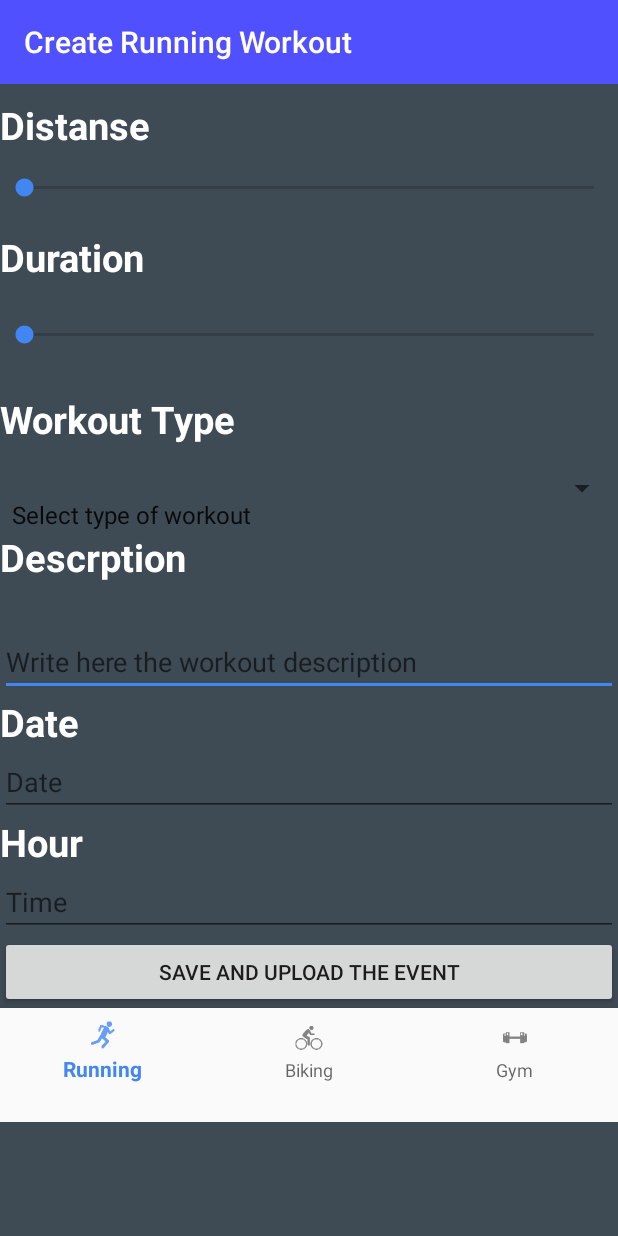
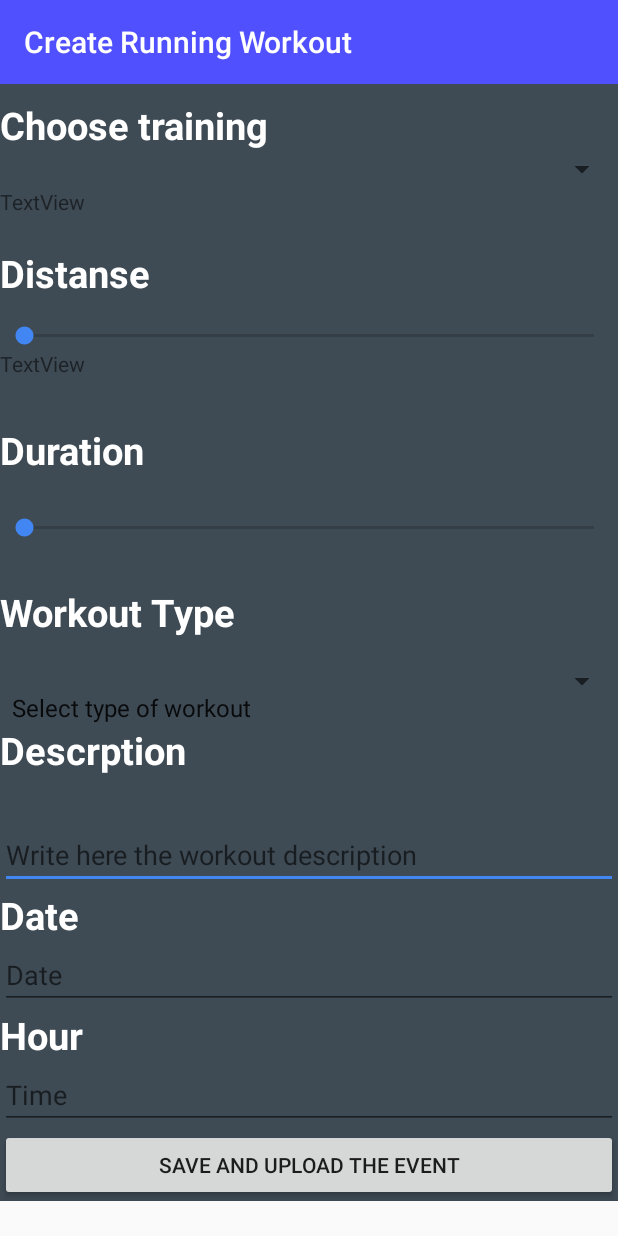
Before and after one commit to segevsig/gymfit_01, an Android app: the Running_activity screen opened directly, with no data from a screen before it, on a phone screen of 412 x 824 dp. Run offline under Robolectric (Android 15) with nearby library versions, the phone set to English and light mode, and no system bars; our stand-ins replace Firebase (no records; nobody signed in at launch, a user with empty details on screens opened directly); libraries missing offline, so code that uses them is left out: com.firebase.client, com.google.api.client, com.google.api.services, pub.devrel.easypermissions; 1 statement that could not run was skipped.

Commit message:
כל מיני דברים

```diff
--- a/app/src/main/java/segev/gimfit/MainActivity.java
+++ b/app/src/main/java/segev/gimfit/MainActivity.java
@@ -108,7 +108,7 @@
                     public void onDataChange(com.google.firebase.database.DataSnapshot dataSnapshot) {
                         if (dataSnapshot.getValue() != null) {
                             Toast.makeText(MainActivity.this, "User is Loged In pass to private page", Toast.LENGTH_LONG).show();
-                            Intent intent = new Intent(MainActivity.this, TrainerPageArea.class);
+                            Intent intent = new Intent(MainActivity.this, athlete_area_playground.class);
                             startActivity(intent);
                         } else {
 
--- a/app/src/main/java/segev/gimfit/Running_activity.java
+++ b/app/src/main/java/segev/gimfit/Running_activity.java
@@ -31,9 +31,12 @@
 import android.widget.MultiAutoCompleteTextView;
 import android.widget.SeekBar;
 import android.widget.Spinner;
+import android.widget.TextView;
 import android.widget.TimePicker;
 import android.widget.Toast;
 
+import com.firebase.client.Firebase;
+import com.firebase.client.FirebaseError;
 import com.google.android.gms.common.ConnectionResult;
 import com.google.android.gms.common.GoogleApiAvailability;
 import com.google.android.gms.common.api.GoogleApiClient;
@@ -52,6 +55,12 @@
 import com.google.api.services.calendar.model.EventDateTime;
 import com.google.api.services.calendar.model.EventReminder;
 import com.google.api.services.calendar.model.Events;
+import com.google.firebase.auth.FirebaseAuth;
+import com.google.firebase.database.DataSnapshot;
+import com.google.firebase.database.DatabaseError;
+import com.google.firebase.database.DatabaseReference;
+import com.google.firebase.database.FirebaseDatabase;
+import com.google.firebase.database.ValueEventListener;
 
 import java.io.IOException;
 import java.util.ArrayList;
@@ -76,17 +85,24 @@
     private SeekBar distanceSeekbar;
     private SeekBar durationSeekbar;
     private Spinner workoutType;
+    private Spinner choosetraining;
+    private Firebase mRef;
+
     private MultiAutoCompleteTextView description;
     private EditText btnDatePicker;
     private EditText btnTimePicker;
     private int mYear, mMonth, mDay, mHour, mMinute;
+    private  String codeOfChoces;
     private Button btnsend;
     HttpTransport transport = AndroidHttp.newCompatibleTransport();
     JsonFactory jsonFactory = JacksonFactory.getDefaultInstance();
     ProgressDialog progressDialog =null;
     com.google.api.services.calendar.Calendar mService=null;
     GoogleAccountCredential mCredential=null;
+    List<String> traninngOfChoche = new ArrayList<String>();
 
+    public Running_activity() {
+    }
 
 
     @Override
@@ -94,6 +110,25 @@
         super.onCreate(savedInstanceState);
         setContentView(R.layout.running_layout);
 
+        DatabaseReference ref = FirebaseDatabase.getInstance().getReference().child("Coach")
+                .child(FirebaseAuth.getInstance().getCurrentUser().getUid()).child("codeOfChoces");
+        ref.addValueEventListener(new ValueEventListener() {
+            @Override
+            public void onDataChange(DataSnapshot dataSnapshot) {
+                synchronized (this){
+                setCode( dataSnapshot.getValue().toString());
+                if (codeOfChoces!=null){
+                    addtraining();
+                    arrayadapter();
+                    }}
+
+            }
+
+            @Override
+            public void onCancelled(DatabaseError databaseError) {
+
+            }
+        });
 
 
 
@@ -105,36 +140,20 @@
         distanceSeekbar = (SeekBar) findViewById(R.id.distanseSeekBar);
         durationSeekbar = (SeekBar) findViewById(R.id.durationSeekBar);
         workoutType = (Spinner) findViewById(R.id.spinnerWorkoutType);
+        choosetraining=(Spinner) findViewById(R.id.training_spinner);
         description = (MultiAutoCompleteTextView) findViewById(R.id.description);
         btnDatePicker = (EditText) findViewById(R.id.date_picker_id);
         btnTimePicker = (EditText) findViewById(R.id.time_picker_id);
         btnDatePicker.setOnClickListener(this);
         btnTimePicker.setOnClickListener(this);
+        final TextView runningDistanceKmId=(TextView) findViewById(R.id.distance_progress);
+        final TextView runningDurationId=(TextView) findViewById(R.id.Durationprogress);
 
-findViewById(R.id.sendMail).setOnClickListener(new View.OnClickListener() {
-    @Override
-    public void onClick(View view) {
-        String WorkoutType=workoutType.getSelectedItem().toString();
-        int Distance= distanceSeekbar.getProgress();
-        int Duration= durationSeekbar.getProgress();
-        String Discription=description.getText().toString();
-
-
-
-        mCredential = GoogleAccountCredential.usingOAuth2(
-               view.getContext(), Arrays.asList(SCOPES))
-              .setBackOff(new ExponentialBackOff());
-       getResultsFromApi();
-
-
-    }
-});
-
-        Spinner spinnerRunning = (Spinner) findViewById(R.id.spinnerWorkoutType);
         ArrayAdapter<CharSequence> adapter = ArrayAdapter.createFromResource(this,
                 R.array.TypeOfTraningRunning, android.R.layout.simple_spinner_item);
         adapter.setDropDownViewResource(android.R.layout.simple_spinner_dropdown_item);
-        spinnerRunning.setAdapter(adapter);
+        workoutType.setAdapter(adapter);
+
 
         distanceSeekbar.setMax(50);
         distanceSeekbar.setOnSeekBarChangeListener(new SeekBar.OnSeekBarChangeListener() {
@@ -143,18 +162,18 @@
             @Override
             public void onProgressChanged(SeekBar seekBar, int progressSeek, boolean fromUser) {
                 progressDistance = progressSeek;
-                //  runningDistanceKmId.setText(String.valueOf(progress));
+                 runningDistanceKmId.setText(String.valueOf(progressDistance));
             }
 
             @Override
             public void onStartTrackingTouch(SeekBar seekBar) {
-                //  runningDistanceKmId.setText(String.valueOf(progress));
+                  runningDistanceKmId.setText(String.valueOf(progressDistance));
 
             }
 
             @Override
             public void onStopTrackingTouch(SeekBar seekBar) {
-                //  runningDistanceKmId.setText(String.valueOf(progress));
+                  runningDistanceKmId.setText(String.valueOf(progressDistance));
 
 
             }
@@ -166,16 +185,20 @@
             @Override
             public void onProgressChanged(SeekBar seekBar, int progressSeek, boolean fromUser) {
                 progressDuration = progressSeek;
+                runningDurationId.setText(String.valueOf(progressDuration));
 
             }
 
             @Override
             public void onStartTrackingTouch(SeekBar seekBar) {
+                runningDurationId.setText(String.valueOf(progressDuration));
 
             }
 
             @Override
             public void onStopTrackingTouch(SeekBar seekBar) {
+                runningDurationId.setText(String.valueOf(progressDuration));
+
 
             }
         });
@@ -211,7 +234,27 @@
                 return false;
             }
         });
+        findViewById(R.id.sendMail).setOnClickListener(new View.OnClickListener() {
+            @Override
+            public void onClick(View view) {
+                String WorkoutType=workoutType.getSelectedItem().toString();
+                int Distance= distanceSeekbar.getProgress();
+                int Duration= durationSeekbar.getProgress();
+                String Discription=description.getText().toString();
+
+
+
+                mCredential = GoogleAccountCredential.usingOAuth2(
+                        view.getContext(), Arrays.asList(SCOPES))
+                        .setBackOff(new ExponentialBackOff());
+                getResultsFromApi();
+
+
+            }
+        });
     }
+
+
 
     public void onClick(View v) {
 
@@ -464,5 +507,42 @@
             }
         }
     }
+    public void setCode(String code){
+        codeOfChoces=code;
+    }
+    public void addtraining(){
+        mRef=new Firebase("https://gimfit-654d0.firebaseio.com/trainee");
+        mRef.addListenerForSingleValueEvent(new com.firebase.client.ValueEventListener() {
+            @Override
+            public void onDataChange(com.firebase.client.DataSnapshot dataSnapshot) {
+                String code;
+                for (com.firebase.client.DataSnapshot snapshot : dataSnapshot.getChildren()){
+                    code=snapshot.child("nameOfCoach").getValue().toString();
+                    if (code==codeOfChoces){
+                        addtoarray(snapshot.child("fullName").getValue().toString());
+
+                    }
+
+                }
+
+
+            }
+
+            @Override
+            public void onCancelled(FirebaseError firebaseError) {
+
+            }
+        });
+    }
+
+    private void addtoarray(String fullName) {
+        traninngOfChoche.add(fullName);
+    }
+    private void arrayadapter() {
+        ArrayAdapter<String> adapter1= new ArrayAdapter<>(getApplicationContext(), android.R.layout.simple_spinner_dropdown_item, traninngOfChoche);
+        adapter1.setDropDownViewResource(android.R.layout.simple_spinner_dropdown_item);
+        choosetraining.setAdapter(adapter1);
+
+    }
 
 }
--- a/app/src/main/java/segev/gimfit/login_step4.java
+++ b/app/src/main/java/segev/gimfit/login_step4.java
@@ -77,7 +77,7 @@
                     if (code==CoachCode){
                         num++;
                         plusplus(num,goals,CoachCode);
-                        Toast.makeText(login_step4.this,"you select the coach"+snapshot.child("fullName").getValue(String.class) , Toast.LENGTH_LONG).show();
+                        Toast.makeText(login_step4.this,"you select the coach : "+snapshot.child("fullName").getValue(String.class) , Toast.LENGTH_LONG).show();
                     }
 
                     }
@@ -105,8 +105,6 @@
 
 
     private void plusplus(int n,String goals,int CoachCode) {
-        Toast.makeText(this, "plus plus and doing stuff  ", Toast.LENGTH_SHORT).show();
-
         if (num == 2) {
             Userapp.setGoals(goals);
             String nameOfChoches=Integer.toString(CoachCode);
@@ -115,7 +113,7 @@
                 @Override
                 public void onComplete(@NonNull Task<AuthResult> task) {
                     if (task.isSuccessful()) {
-                        mRoot = new Firebase("https://gimfit-654d0.firebaseio.com/trainee/" + Userapp.getNameOfCoach());
+                        mRoot = new Firebase("https://gimfit-654d0.firebaseio.com/trainee/" );
                         mRoot.child(FirebaseAuth.getInstance().getCurrentUser().getUid().toString()).setValue(Userapp);
                         Intent intent = new Intent(login_step4.this, have_accuont.class);
                         startActivity(intent);
--- a/app/src/main/res/layout/activity_login.xml
+++ b/app/src/main/res/layout/activity_login.xml
@@ -50,4 +50,6 @@
         android:textAlignment="textStart"
     />
 
+
+
 </RelativeLayout>
--- a/app/src/main/res/layout/add_session_layout.xml
+++ b/app/src/main/res/layout/add_session_layout.xml
@@ -131,11 +131,11 @@
         android:id="@+id/saveButton"
         android:layout_width="wrap_content"
         android:layout_height="wrap_content"
-        android:text="SAVE"
+        android:text="Save to the server"
         android:textSize="20dp"
         android:layout_below="@id/calories_text_id"
         android:layout_marginTop="20dp"
         android:layout_centerHorizontal="true"
-        android:onClick="saveandsend"/>
+        />
 
 </RelativeLayout>
--- a/app/src/main/res/layout/running_layout.xml
+++ b/app/src/main/res/layout/running_layout.xml
@@ -22,19 +22,45 @@
             />
 
         <TextView
+            android:layout_width="309dp"
+            android:layout_height="wrap_content"
+            android:paddingTop="10dp"
+            android:text="Choose training"
+            android:textColor="@color/white"
+            android:textSize="25dp"
+            android:textStyle="bold" />
+
+        <Spinner
+            android:id="@+id/training_spinner"
             android:layout_width="match_parent"
+            android:layout_height="wrap_content" />
+
+        <TextView
+            android:id="@+id/distance_progress"
+            android:layout_width="95dp"
+            android:layout_height="30dp"
+            android:text="TextView" />
+
+        <TextView
+            android:layout_width="165dp"
             android:layout_height="wrap_content"
+            android:paddingTop="10dp"
             android:text="Distanse"
+            android:textColor="@color/white"
             android:textSize="25dp"
-            android:textColor="@color/white"
-            android:textStyle="bold"
-            android:paddingTop="10dp"/>
+            android:textStyle="bold" />
 
         <SeekBar
             android:id="@+id/distanseSeekBar"
             android:layout_width="match_parent"
             android:layout_height="wrap_content"
             android:paddingTop="15dp" />
+
+        <TextView
+            android:id="@+id/Durationprogress"
+            android:layout_width="127dp"
+            android:layout_height="30dp"
+            android:text="TextView" />
 
         <TextView
             android:layout_width="match_parent"
@@ -64,7 +90,8 @@
             android:id="@+id/spinnerWorkoutType"
             android:layout_width="match_parent"
             android:layout_height="wrap_content"
-            android:paddingTop="35dp"/>
+            android:paddingTop="35dp"
+            />
 
         <TextView
             android:layout_width="match_parent"
```
Also changed, not shown: app/src/main/AndroidManifest.xml (+22 -23 lines), app/src/main/java/segev/gimfit/Athletes_List.java (added, +17 -0 lines), app/src/main/java/segev/gimfit/add_session.java (+75 -38 lines), app/src/main/java/segev/gimfit/dashboard_activity.java (+8 -0 lines), app/src/main/java/segev/gimfit/session_data.java (+28 -18 lines), app/src/main/res/layout/activity_athletes__list.xml (added, +18 -0 lines), app/src/main/res/values/strings.xml (+7 -7 lines).
